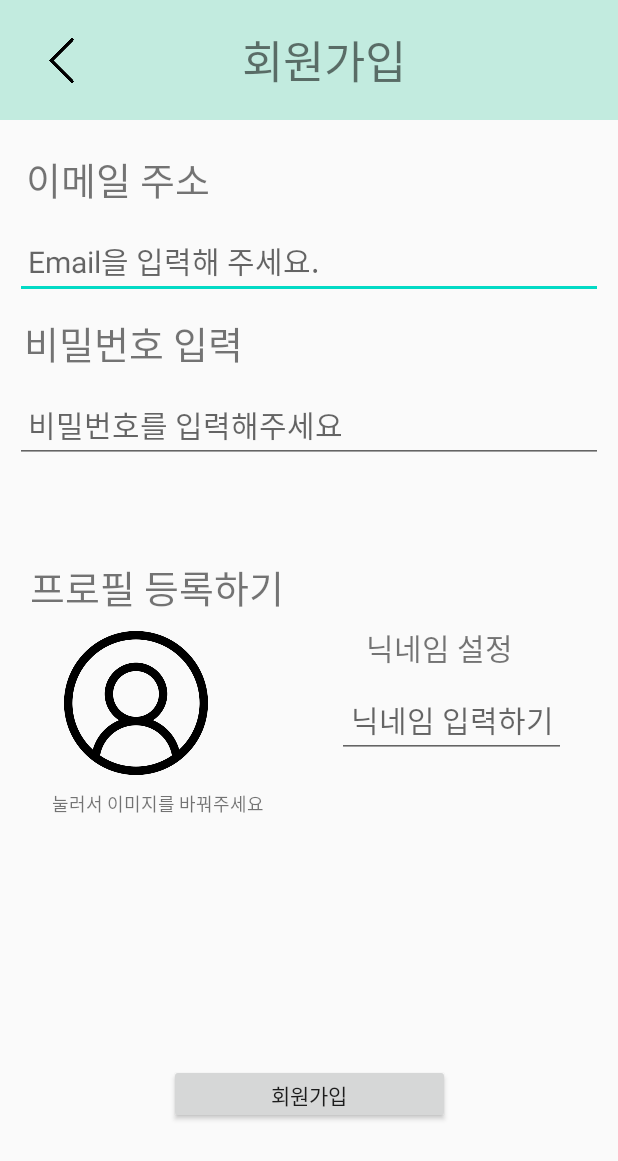
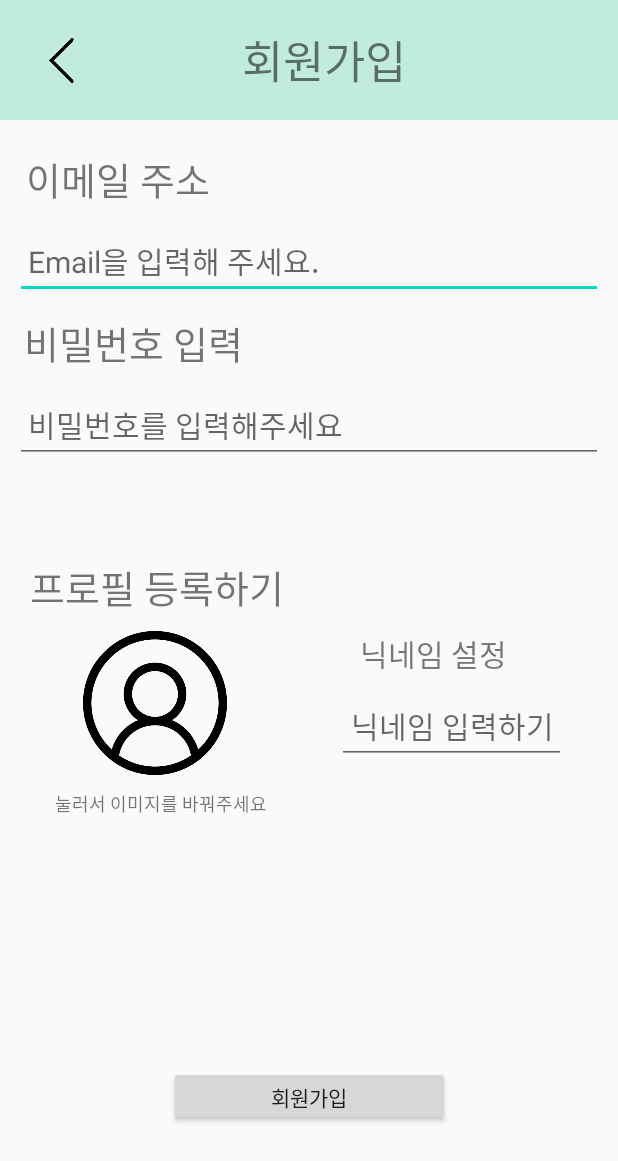
Before and after one commit to selene200104/todo_diary, an Android app: the RegisterActivity screen opened directly, with no data from a screen before it, on a phone screen of 412 x 824 dp. Shown: the top 1161 px of the screen. Run offline under Robolectric (Android 15) with nearby library versions, the phone set to English and light mode, and no system bars.

Commit message:
회원가입 레이아웃 수정(텍스트뷰 위치 수정)

```diff
--- a/app/src/main/res/layout/activity_register.xml
+++ b/app/src/main/res/layout/activity_register.xml
@@ -41,8 +41,7 @@
 
     <androidx.constraintlayout.widget.ConstraintLayout
         android:layout_width="match_parent"
-        android:layout_height="match_parent"
-        >
+        android:layout_height="match_parent">
 
         <TextView
             android:id="@+id/textEmailAddress"
@@ -116,13 +115,13 @@
             android:layout_height="wrap_content"
             android:layout_margin="10dp"
             android:hint=" 비밀번호를 입력해주세요 "
+            android:imeOptions="actionDone"
+            android:importantForAutofill="no"
+            android:singleLine="true"
             android:textSize="20sp"
-            android:singleLine="true"
-            android:imeOptions="actionDone"
             app:layout_constraintEnd_toEndOf="parent"
             app:layout_constraintStart_toStartOf="parent"
             app:layout_constraintTop_toBottomOf="@+id/textInputPassword"
-            android:importantForAutofill="no"
             tools:targetApi="o" />
 
         <!--
@@ -167,7 +166,7 @@
             android:scaleType="centerInside"
             android:src="@drawable/profile_picture"
             app:layout_constraintEnd_toEndOf="parent"
-            app:layout_constraintHorizontal_bias="0.061"
+            app:layout_constraintHorizontal_bias="0.109"
             app:layout_constraintStart_toStartOf="parent"
             app:layout_constraintTop_toBottomOf="@+id/textRegisterProfile" />
 
@@ -181,7 +180,7 @@
             android:textSize="12sp"
             app:layout_constraintBottom_toBottomOf="parent"
             app:layout_constraintEnd_toEndOf="parent"
-            app:layout_constraintHorizontal_bias="0.099"
+            app:layout_constraintHorizontal_bias="0.106"
             app:layout_constraintStart_toStartOf="parent"
             app:layout_constraintTop_toBottomOf="@+id/addProfileButton"
             app:layout_constraintVertical_bias="0.0" />
@@ -190,12 +189,12 @@
             android:id="@+id/profileNickname"
             android:layout_width="108dp"
             android:layout_height="28dp"
-            android:layout_marginTop="108dp"
+            android:layout_marginTop="112dp"
             android:gravity="center"
             android:text="닉네임 설정"
             android:textSize="20sp"
             app:layout_constraintEnd_toEndOf="parent"
-            app:layout_constraintHorizontal_bias="0.56"
+            app:layout_constraintHorizontal_bias="0.488"
             app:layout_constraintStart_toEndOf="@+id/addProfileButton"
             app:layout_constraintTop_toBottomOf="@+id/passwordRegister" />
 
```
